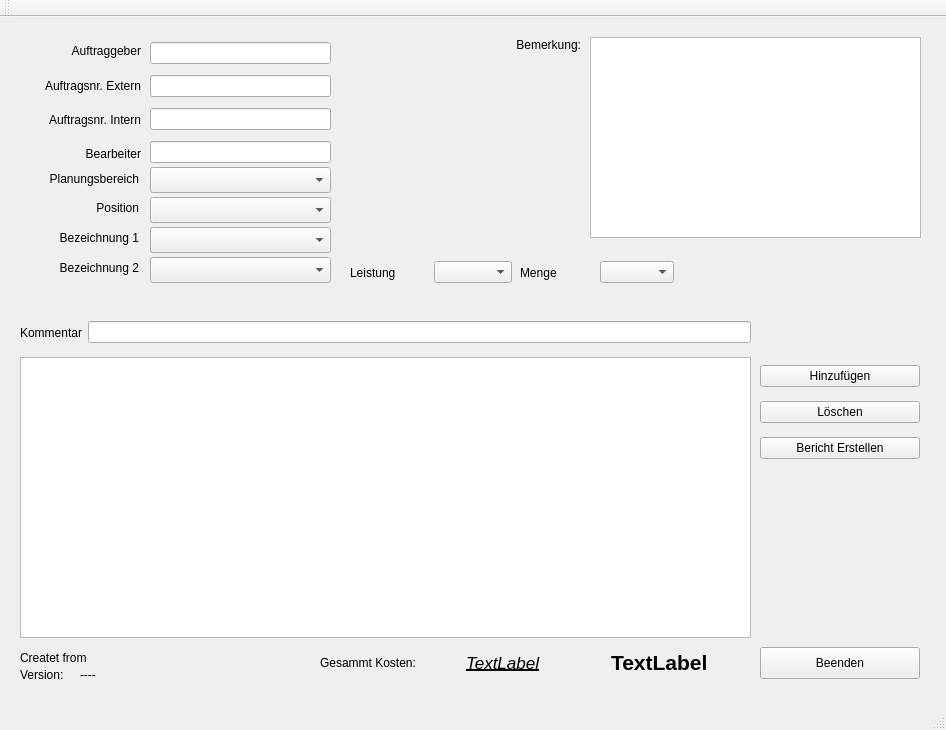
DarkJumper/AW-Tool, file AW-GUI.ui: the form before one commit.
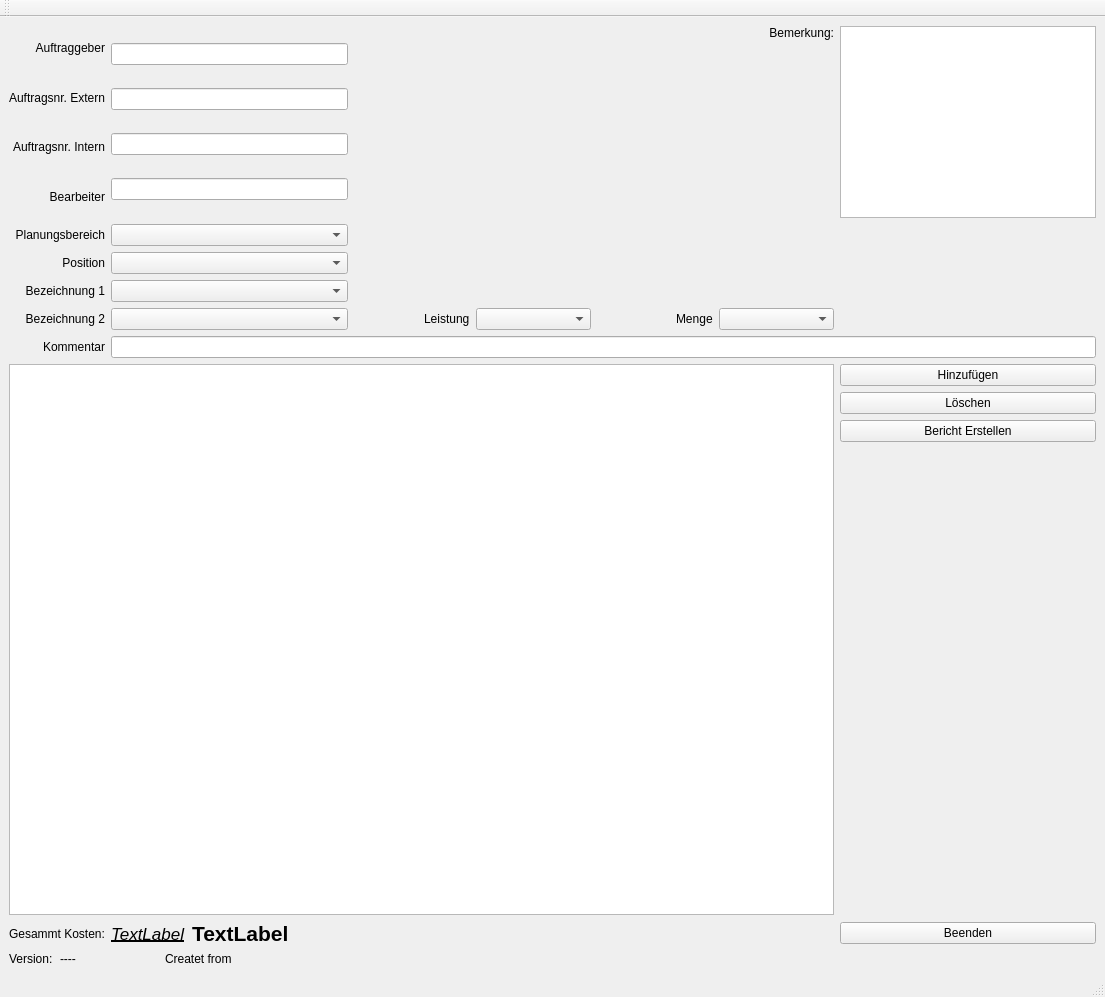
The form after the commit. Icons and pictures are not drawn.

What changed in the file:
```diff
--- a/AW-GUI.ui
+++ b/AW-GUI.ui
@@ -6,8 +6,8 @@
    <rect>
     <x>0</x>
     <y>0</y>
-    <width>946</width>
-    <height>730</height>
+    <width>1105</width>
+    <height>997</height>
    </rect>
   </property>
   <property name="windowTitle">
@@ -17,163 +17,14 @@
    <bool>false</bool>
   </property>
   <widget class="QWidget" name="centralwidget">
-   <widget class="QWidget" name="verticalLayoutWidget">
-    <property name="geometry">
-     <rect>
-      <x>760</x>
-      <y>340</y>
-      <width>160</width>
-      <height>111</height>
-     </rect>
-    </property>
-    <layout class="QVBoxLayout" name="verticalLayout">
-     <item>
-      <widget class="QPushButton" name="pushButton_hinzufgen">
-       <property name="text">
-        <string>Hinzufügen</string>
-       </property>
-      </widget>
-     </item>
-     <item>
-      <widget class="QPushButton" name="pushButton_loeschen">
-       <property name="text">
-        <string>Löschen</string>
-       </property>
-      </widget>
-     </item>
-     <item>
-      <widget class="QPushButton" name="pushButton_erstellen">
-       <property name="text">
-        <string>Bericht Erstellen</string>
-       </property>
-      </widget>
-     </item>
-    </layout>
-   </widget>
-   <widget class="QWidget" name="horizontalLayoutWidget_4">
-    <property name="geometry">
-     <rect>
-      <x>20</x>
-      <y>300</y>
-      <width>731</width>
-      <height>31</height>
-     </rect>
-    </property>
-    <layout class="QHBoxLayout" name="horizontalLayout_4">
-     <item>
-      <widget class="QLabel" name="label_4">
-       <property name="text">
-        <string>Kommentar</string>
-       </property>
-       <property name="alignment">
-        <set>Qt::AlignRight|Qt::AlignTrailing|Qt::AlignVCenter</set>
-       </property>
-      </widget>
-     </item>
-     <item>
-      <widget class="QLineEdit" name="lineEdit_kommentar"/>
-     </item>
-    </layout>
-   </widget>
-   <widget class="QWidget" name="horizontalLayoutWidget_6">
-    <property name="geometry">
-     <rect>
-      <x>520</x>
-      <y>240</y>
-      <width>154</width>
-      <height>31</height>
-     </rect>
-    </property>
-    <layout class="QHBoxLayout" name="horizontalLayout_6">
-     <item>
-      <widget class="QLabel" name="label_menge">
-       <property name="text">
-        <string>Menge</string>
-       </property>
-      </widget>
-     </item>
-     <item>
-      <widget class="QComboBox" name="comboBox_menge"/>
-     </item>
-    </layout>
-   </widget>
-   <widget class="QWidget" name="horizontalLayoutWidget_10">
-    <property name="geometry">
-     <rect>
-      <x>320</x>
-      <y>630</y>
-      <width>431</width>
-      <height>31</height>
-     </rect>
-    </property>
-    <layout class="QHBoxLayout" name="horizontalLayout_10">
-     <item>
-      <widget class="QLabel" name="label_Kosten">
-       <property name="text">
-        <string>Gesammt Kosten:</string>
-       </property>
-      </widget>
-     </item>
-     <item>
-      <widget class="QLabel" name="label_faktor">
-       <property name="font">
-        <font>
-         <pointsize>13</pointsize>
-         <weight>50</weight>
-         <italic>true</italic>
-         <bold>false</bold>
-         <underline>true</underline>
-        </font>
-       </property>
-       <property name="toolTip">
-        <string>&lt;html&gt;&lt;head/&gt;&lt;body&gt;&lt;p&gt;Dieser Wert wird auf die gesammt summe gerechnet&lt;/p&gt;&lt;/body&gt;&lt;/html&gt;</string>
-       </property>
-       <property name="autoFillBackground">
-        <bool>false</bool>
-       </property>
-       <property name="text">
-        <string>TextLabel</string>
-       </property>
-      </widget>
-     </item>
-     <item>
-      <widget class="QLabel" name="label_sum">
-       <property name="font">
-        <font>
-         <pointsize>16</pointsize>
-         <weight>75</weight>
-         <bold>true</bold>
-        </font>
-       </property>
-       <property name="autoFillBackground">
-        <bool>false</bool>
-       </property>
-       <property name="text">
-        <string>TextLabel</string>
-       </property>
-      </widget>
-     </item>
-    </layout>
-   </widget>
-   <widget class="QTableWidget" name="tableWidget">
-    <property name="geometry">
-     <rect>
-      <x>20</x>
-      <y>340</y>
-      <width>731</width>
-      <height>281</height>
-     </rect>
-    </property>
-   </widget>
+   <layout class="QGridLayout" name="gridLayout">
+    <item row="0" column="0">
+     <layout class="QGridLayout" name="grid" columnstretch="0,0,0,0,0">
+      <property name="sizeConstraint">
+       <enum>QLayout::SetNoConstraint</enum>
+      </property>
+      <item row="0" column="3" alignment="Qt::AlignTop">
    <widget class="QLabel" name="label">
-    <property name="geometry">
-     <rect>
-      <x>500</x>
-      <y>20</y>
-      <width>81</width>
-      <height>16</height>
-     </rect>
-    </property>
     <property name="text">
      <string>Bemerkung:</string>
     </property>
@@ -181,47 +32,21 @@
      <set>Qt::AlignRight|Qt::AlignTrailing|Qt::AlignVCenter</set>
     </property>
    </widget>
-   <widget class="QTextBrowser" name="textBrowser">
-    <property name="geometry">
-     <rect>
-      <x>590</x>
-      <y>20</y>
-      <width>331</width>
-      <height>201</height>
-     </rect>
-    </property>
-   </widget>
-   <widget class="QWidget" name="horizontalLayoutWidget_12">
-    <property name="geometry">
-     <rect>
-      <x>350</x>
-      <y>240</y>
-      <width>162</width>
-      <height>31</height>
-     </rect>
-    </property>
-    <layout class="QHBoxLayout" name="horizontalLayout_12">
-     <item>
-      <widget class="QLabel" name="label_leistung">
+      </item>
+      <item row="3" column="1">
+       <widget class="QComboBox" name="comboBox_bezeichner1"/>
+      </item>
+      <item row="2" column="0">
+       <widget class="QLabel" name="label_position">
        <property name="text">
-        <string>Leistung</string>
-       </property>
-      </widget>
-     </item>
-     <item>
-      <widget class="QComboBox" name="comboBox_Leistung"/>
-     </item>
-    </layout>
-   </widget>
-   <widget class="QWidget" name="verticalLayoutWidget_2">
-    <property name="geometry">
-     <rect>
-      <x>20</x>
-      <y>20</y>
-      <width>121</width>
-      <height>131</height>
-     </rect>
-    </property>
+         <string>Position</string>
+        </property>
+        <property name="alignment">
+         <set>Qt::AlignRight|Qt::AlignTrailing|Qt::AlignVCenter</set>
+        </property>
+       </widget>
+      </item>
+      <item row="0" column="0">
     <layout class="QVBoxLayout" name="verticalLayout_2">
      <item>
       <widget class="QLabel" name="label_Auftraggeber">
@@ -264,115 +89,192 @@
       </widget>
      </item>
     </layout>
-   </widget>
-   <widget class="QWidget" name="verticalLayoutWidget_3">
-    <property name="geometry">
-     <rect>
-      <x>150</x>
-      <y>20</y>
-      <width>181</width>
-      <height>131</height>
-     </rect>
-    </property>
-    <layout class="QVBoxLayout" name="verticalLayout_3">
+      </item>
+      <item row="4" column="0">
+       <widget class="QLabel" name="label_bezeichner2">
+        <property name="text">
+         <string>Bezeichnung 2</string>
+        </property>
+        <property name="alignment">
+         <set>Qt::AlignRight|Qt::AlignTrailing|Qt::AlignVCenter</set>
+        </property>
+       </widget>
+      </item>
+      <item row="6" column="4">
+       <layout class="QVBoxLayout" name="verticalLayout">
+        <item>
+         <widget class="QPushButton" name="pushButton_hinzufgen">
+          <property name="text">
+           <string>Hinzufügen</string>
+          </property>
+         </widget>
+        </item>
      <item>
+         <widget class="QPushButton" name="pushButton_loeschen">
+          <property name="text">
+           <string>Löschen</string>
+          </property>
+         </widget>
+        </item>
+        <item>
+         <widget class="QPushButton" name="pushButton_erstellen">
+          <property name="text">
+           <string>Bericht Erstellen</string>
+          </property>
+         </widget>
+        </item>
+        <item>
+         <spacer name="verticalSpacer">
+          <property name="orientation">
+           <enum>Qt::Vertical</enum>
+          </property>
+          <property name="sizeHint" stdset="0">
+           <size>
+            <width>20</width>
+            <height>40</height>
+           </size>
+          </property>
+         </spacer>
+        </item>
+       </layout>
+      </item>
+      <item row="0" column="1">
+       <layout class="QGridLayout" name="gridLayout_2">
+        <item row="0" column="0">
       <widget class="QLineEdit" name="lineEdit_Auftraggeber"/>
      </item>
-     <item>
+        <item row="1" column="0">
       <widget class="QLineEdit" name="lineEdit_Extern"/>
      </item>
-     <item>
+        <item row="2" column="0">
       <widget class="QLineEdit" name="lineEdit_intern"/>
      </item>
-     <item>
+        <item row="3" column="0">
       <widget class="QLineEdit" name="lineEdit_bearbeiter"/>
      </item>
     </layout>
-   </widget>
-   <widget class="QComboBox" name="comboBox_bereich">
-    <property name="geometry">
-     <rect>
-      <x>150</x>
-      <y>150</y>
-      <width>181</width>
-      <height>26</height>
-     </rect>
-    </property>
-   </widget>
+      </item>
+      <item row="1" column="1">
+       <widget class="QComboBox" name="comboBox_bereich"/>
+      </item>
+      <item row="5" column="1" colspan="4">
+       <widget class="QLineEdit" name="lineEdit_kommentar"/>
+      </item>
+      <item row="7" column="4">
+       <spacer name="verticalSpacer_2">
+        <property name="orientation">
+         <enum>Qt::Vertical</enum>
+        </property>
+        <property name="sizeHint" stdset="0">
+         <size>
+          <width>20</width>
+          <height>40</height>
+         </size>
+        </property>
+       </spacer>
+      </item>
+      <item row="4" column="3">
+       <layout class="QHBoxLayout" name="horizontalLayout_6">
+        <item alignment="Qt::AlignRight">
+         <widget class="QLabel" name="label_menge">
+          <property name="text">
+           <string>Menge</string>
+          </property>
+         </widget>
+        </item>
+        <item>
+         <widget class="QComboBox" name="comboBox_menge"/>
+        </item>
+       </layout>
+      </item>
+      <item row="1" column="0">
+       <widget class="QLabel" name="label_bereich">
+        <property name="text">
+         <string>Planungsbereich</string>
+        </property>
+        <property name="alignment">
+         <set>Qt::AlignRight|Qt::AlignTrailing|Qt::AlignVCenter</set>
+        </property>
+       </widget>
+      </item>
+      <item row="9" column="4">
+       <widget class="QPushButton" name="pushButton_beenden">
+        <property name="text">
+         <string>Beenden</string>
+        </property>
+       </widget>
+      </item>
+      <item row="4" column="1">
+       <widget class="QComboBox" name="comboBox_bezeichner2"/>
+      </item>
+      <item row="1" column="2">
+       <spacer name="horizontalSpacer">
+        <property name="orientation">
+         <enum>Qt::Horizontal</enum>
+        </property>
+        <property name="sizeHint" stdset="0">
+         <size>
+          <width>40</width>
+          <height>20</height>
+         </size>
+        </property>
+       </spacer>
+      </item>
+      <item row="6" column="0" rowspan="3" colspan="4">
+       <widget class="QTableWidget" name="tableWidget"/>
+      </item>
+      <item row="1" column="3">
+       <spacer name="horizontalSpacer_2">
+        <property name="orientation">
+         <enum>Qt::Horizontal</enum>
+        </property>
+        <property name="sizeHint" stdset="0">
+         <size>
+          <width>40</width>
+          <height>20</height>
+         </size>
+        </property>
+       </spacer>
+      </item>
+      <item row="2" column="1">
    <widget class="QComboBox" name="comboBox_position">
-    <property name="geometry">
-     <rect>
-      <x>150</x>
-      <y>180</y>
-      <width>181</width>
-      <height>26</height>
-     </rect>
-    </property>
     <property name="maxVisibleItems">
      <number>10</number>
     </property>
    </widget>
-   <widget class="QComboBox" name="comboBox_bezeichner1">
-    <property name="geometry">
-     <rect>
-      <x>150</x>
-      <y>210</y>
-      <width>181</width>
-      <height>26</height>
-     </rect>
-    </property>
-   </widget>
-   <widget class="QComboBox" name="comboBox_bezeichner2">
-    <property name="geometry">
-     <rect>
-      <x>150</x>
-      <y>240</y>
-      <width>181</width>
-      <height>26</height>
-     </rect>
-    </property>
-   </widget>
-   <widget class="QLabel" name="label_bereich">
-    <property name="geometry">
-     <rect>
-      <x>20</x>
-      <y>150</y>
-      <width>119</width>
-      <height>24</height>
-     </rect>
-    </property>
+      </item>
+      <item row="0" column="4">
+       <widget class="QTextBrowser" name="textBrowser"/>
+      </item>
+      <item row="8" column="4">
+       <spacer name="verticalSpacer_3">
+        <property name="orientation">
+         <enum>Qt::Vertical</enum>
+        </property>
+        <property name="sizeHint" stdset="0">
+         <size>
+          <width>20</width>
+          <height>40</height>
+         </size>
+        </property>
+       </spacer>
+      </item>
+      <item row="4" column="2">
+       <layout class="QHBoxLayout" name="horizontalLayout_12">
+        <item alignment="Qt::AlignRight">
+         <widget class="QLabel" name="label_leistung">
     <property name="text">
-     <string>Planungsbereich</string>
-    </property>
-    <property name="alignment">
-     <set>Qt::AlignRight|Qt::AlignTrailing|Qt::AlignVCenter</set>
-    </property>
-   </widget>
-   <widget class="QLabel" name="label_position">
-    <property name="geometry">
-     <rect>
-      <x>20</x>
-      <y>180</y>
-      <width>119</width>
-      <height>21</height>
-     </rect>
-    </property>
-    <property name="text">
-     <string>Position</string>
-    </property>
-    <property name="alignment">
-     <set>Qt::AlignRight|Qt::AlignTrailing|Qt::AlignVCenter</set>
-    </property>
-   </widget>
+           <string>Leistung</string>
+          </property>
+         </widget>
+        </item>
+        <item>
+         <widget class="QComboBox" name="comboBox_Leistung"/>
+        </item>
+       </layout>
+      </item>
+      <item row="3" column="0">
    <widget class="QLabel" name="label_bezeichner1">
-    <property name="geometry">
-     <rect>
-      <x>20</x>
-      <y>210</y>
-      <width>119</width>
-      <height>21</height>
-     </rect>
-    </property>
     <property name="text">
      <string>Bezeichnung 1</string>
     </property>
@@ -380,101 +282,51 @@
      <set>Qt::AlignRight|Qt::AlignTrailing|Qt::AlignVCenter</set>
     </property>
    </widget>
-   <widget class="QLabel" name="label_bezeichner2">
-    <property name="geometry">
-     <rect>
-      <x>20</x>
-      <y>240</y>
-      <width>119</width>
-      <height>21</height>
-     </rect>
-    </property>
+      </item>
+      <item row="5" column="0">
+       <widget class="QLabel" name="label_4">
     <property name="text">
-     <string>Bezeichnung 2</string>
+         <string>Kommentar</string>
     </property>
     <property name="alignment">
      <set>Qt::AlignRight|Qt::AlignTrailing|Qt::AlignVCenter</set>
     </property>
    </widget>
-   <widget class="QLabel" name="label_copyright">
-    <property name="geometry">
-     <rect>
-      <x>100</x>
-      <y>620</y>
-      <width>131</width>
-      <height>21</height>
-     </rect>
-    </property>
-    <property name="text">
-     <string/>
-    </property>
-    <property name="pixmap">
-     <pixmap>../../Google Drive/Logo etc/dj2.png</pixmap>
-    </property>
-    <property name="scaledContents">
-     <bool>true</bool>
-    </property>
-   </widget>
+      </item>
+      <item row="10" column="0">
+       <layout class="QHBoxLayout" name="horizontalLayout">
+        <item>
    <widget class="QLabel" name="label_vers">
-    <property name="geometry">
-     <rect>
-      <x>20</x>
-      <y>650</y>
-      <width>61</width>
-      <height>16</height>
-     </rect>
-    </property>
     <property name="text">
      <string>Version:</string>
     </property>
    </widget>
+        </item>
+        <item>
    <widget class="QLabel" name="label_version">
-    <property name="geometry">
-     <rect>
-      <x>80</x>
-      <y>650</y>
-      <width>61</width>
-      <height>16</height>
-     </rect>
-    </property>
     <property name="text">
      <string>----</string>
     </property>
    </widget>
-   <widget class="QPushButton" name="pushButton_beenden">
-    <property name="geometry">
-     <rect>
-      <x>760</x>
-      <y>630</y>
-      <width>160</width>
-      <height>32</height>
-     </rect>
-    </property>
-    <property name="text">
-     <string>Beenden</string>
-    </property>
-   </widget>
+        </item>
+       </layout>
+      </item>
+      <item row="10" column="1">
+       <layout class="QHBoxLayout" name="horizontalLayout_2">
+        <item alignment="Qt::AlignRight">
    <widget class="QLabel" name="label_2">
-    <property name="geometry">
-     <rect>
-      <x>20</x>
-      <y>630</y>
-      <width>81</width>
-      <height>21</height>
-     </rect>
-    </property>
     <property name="text">
      <string>Createt from</string>
     </property>
    </widget>
-   <widget class="QLabel" name="label_3">
-    <property name="geometry">
-     <rect>
-      <x>80</x>
-      <y>630</y>
-      <width>131</width>
-      <height>21</height>
-     </rect>
+        </item>
+        <item>
+         <widget class="QLabel" name="label_5">
+          <property name="maximumSize">
+           <size>
+            <width>110</width>
+            <height>16</height>
+           </size>
     </property>
     <property name="text">
      <string/>
@@ -486,18 +338,74 @@
      <bool>true</bool>
     </property>
    </widget>
-  </widget>
-  <widget class="QMenuBar" name="menubar">
-   <property name="geometry">
-    <rect>
-     <x>0</x>
-     <y>0</y>
-     <width>946</width>
-     <height>21</height>
-    </rect>
-   </property>
-  </widget>
-  <widget class="QStatusBar" name="statusbar"/>
+        </item>
+       </layout>
+      </item>
+      <item row="9" column="0" colspan="4">
+       <layout class="QHBoxLayout" name="horizontalLayout_10">
+        <item>
+         <widget class="QLabel" name="label_Kosten">
+          <property name="text">
+           <string>Gesammt Kosten:</string>
+          </property>
+         </widget>
+        </item>
+        <item>
+         <widget class="QLabel" name="label_faktor">
+          <property name="font">
+           <font>
+            <pointsize>13</pointsize>
+            <italic>true</italic>
+            <bold>false</bold>
+            <underline>true</underline>
+           </font>
+          </property>
+          <property name="toolTip">
+           <string>&lt;html&gt;&lt;head/&gt;&lt;body&gt;&lt;p&gt;Dieser Wert wird auf die gesammt summe gerechnet&lt;/p&gt;&lt;/body&gt;&lt;/html&gt;</string>
+          </property>
+          <property name="autoFillBackground">
+           <bool>false</bool>
+          </property>
+          <property name="text">
+           <string>TextLabel</string>
+          </property>
+         </widget>
+        </item>
+        <item>
+         <widget class="QLabel" name="label_sum">
+          <property name="font">
+           <font>
+            <pointsize>16</pointsize>
+            <bold>true</bold>
+           </font>
+          </property>
+          <property name="autoFillBackground">
+           <bool>false</bool>
+          </property>
+          <property name="text">
+           <string>TextLabel</string>
+          </property>
+         </widget>
+        </item>
+        <item>
+         <spacer name="horizontalSpacer_3">
+          <property name="orientation">
+           <enum>Qt::Horizontal</enum>
+          </property>
+          <property name="sizeHint" stdset="0">
+           <size>
+            <width>40</width>
+            <height>20</height>
+           </size>
+          </property>
+         </spacer>
+        </item>
+       </layout>
+      </item>
+     </layout>
+    </item>
+   </layout>
+  </widget>
   <widget class="QToolBar" name="toolBar">
    <property name="windowTitle">
     <string>toolBar</string>
@@ -509,6 +417,7 @@
     <bool>false</bool>
    </attribute>
   </widget>
+  <widget class="QStatusBar" name="statusbar"/>
  </widget>
  <resources>
   <include location="../../Google Drive/Logo etc/dj2.qrc"/>
```
Left out of the diff: 15 changed lines with no effect on the pictures. Lines whose indentation alone changed are shown as unchanged.
